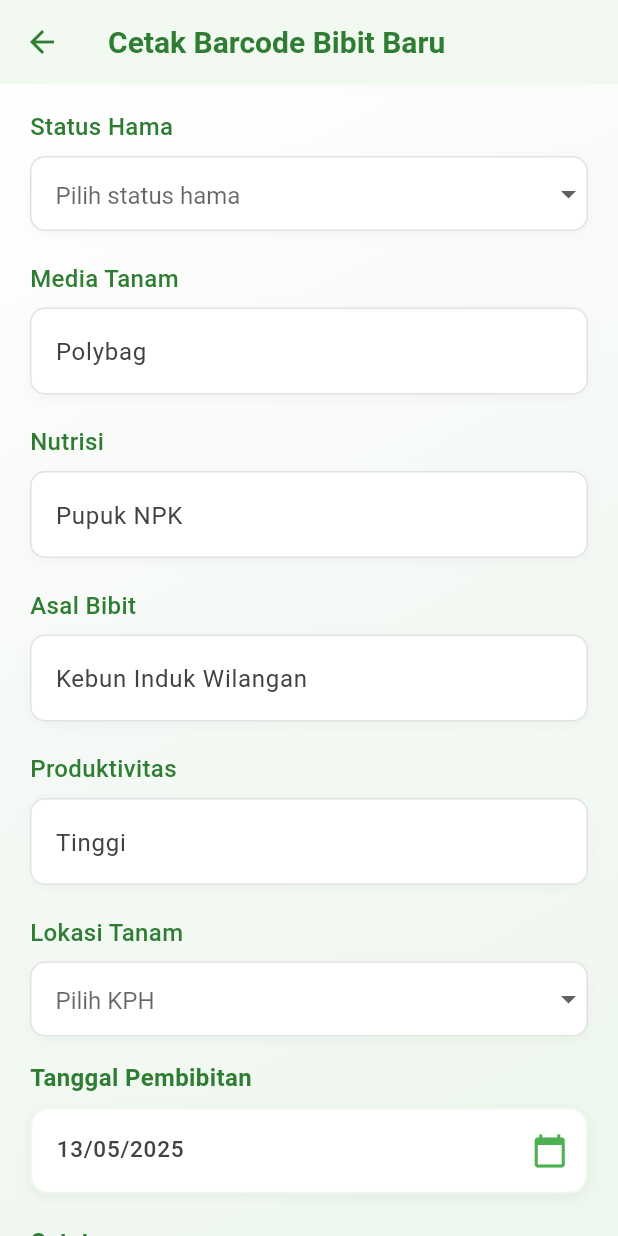
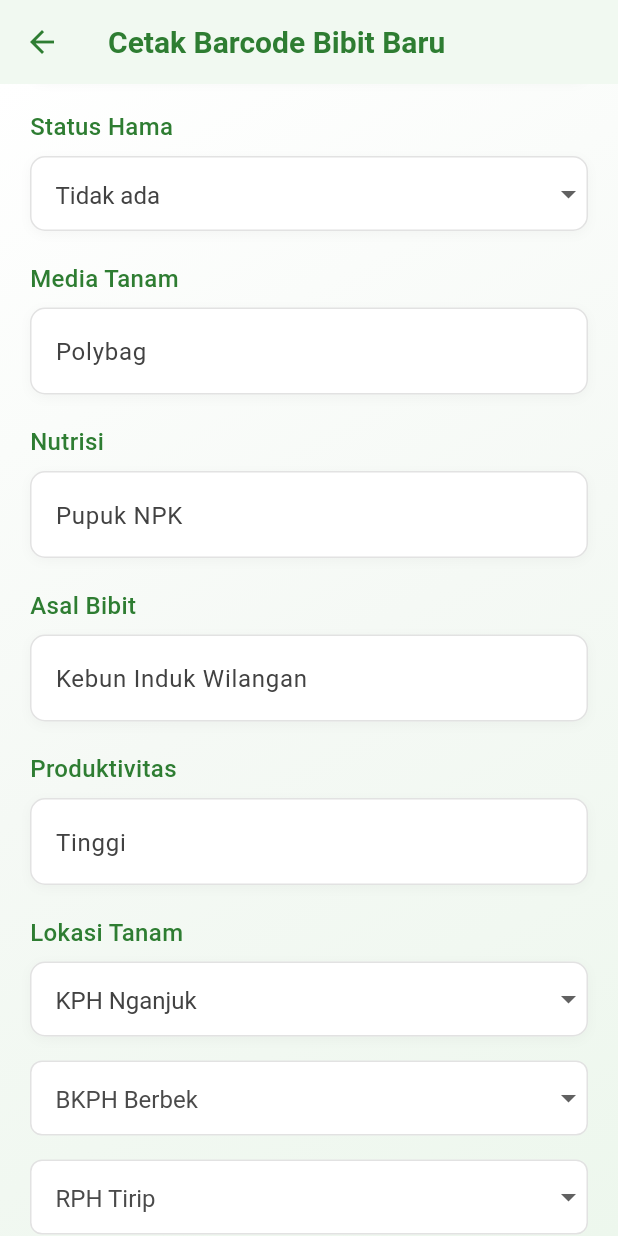
Before and after one commit to yuliagitaps77/flutter_green_track, a Flutter app: the CetakBarcodeBibitPage screen opened by its route, scrolled down 1152 dp, on a phone screen of 412 x 824 dp. Run offline on Flutter 3.47's test engine with Material 3 defaults, Android fonts, the phone set to English and light mode, and no system bars; our stand-ins replace cloud_firestore, firebase_auth, firebase_core, fl_chart, get, image_picker and 5 more; missing offline and left inert: barcode_scan2, image_gallery_saver_plus, torch_light; accounts and stored records are empty; Roboto replaces fonts that are missing (Poppins).

Commit message:
feat: working fine

```diff
--- a/lib/controllers/dashboard_pneyemaian/barcode_controller.dart
+++ b/lib/controllers/dashboard_pneyemaian/barcode_controller.dart
@@ -65,25 +65,29 @@ class BarcodeController extends GetxController {
     usiaController.text = '30';
     tinggiController.text = '20';
     jenisBibitController.text = 'Kayu keras';
-    // kondisi.value = 'Siap Tanam';
-    // statusHama.value = 'Tidak ada';
+    kondisi.value = 'Baik';
+    statusHama.value = 'Tidak ada';
     mediaTanamController.text = 'Polybag';
     nutrisiController.text = 'Pupuk NPK';
     asalBibitController.text = 'Kebun Induk Wilangan';
     produktivitasController.text = 'Tinggi';
     catatanController.text = 'Auto-generated untuk testing cepat.';
 
-    // Lokasi tanam dummy
-    // selectedKPH.value = 'KPH Wilangan';
-    // loadBKPHOptions(selectedKPH.value);
-    // selectedBKPH.value = bkphOptions.isNotEmpty ? bkphOptions.first : '';
-    // loadRKPHOptions(selectedBKPH.value);
-    // selectedRKPH.value = rkphOptions.isNotEmpty ? rkphOptions.first : '';
+    // Lokasi tanam dengan data baru
+    selectedKPH.value = 'KPH Nganjuk';
+    loadBKPHOptions(selectedKPH.value);
+    if (bkphOptions.isNotEmpty) {
+      selectedBKPH.value = bkphOptions.first;
+      loadRKPHOptions(selectedBKPH.value);
+      if (rkphOptions.isNotEmpty) {
+        selectedRKPH.value = rkphOptions.first;
+      }
+    }
 
     // Tanggal pembibitan
     tanggalPembibitan.value = DateTime.now();
     tanggalPembibitanController.text =
-        DateFormat('dd/MM/yyyy').format(tanggalPembibitan.value);
+        DateFormat('dd-MM-yyyy').format(tanggalPembibitan.value);
 
     print('✅ Data form bibit berhasil diisi otomatis.');
   }
@@ -102,90 +106,109 @@ class BarcodeController extends GetxController {
   var bkphOptions = <String>[].obs;
   var rkphOptions = <String>[].obs;
 
-  // KPH List
-  final kphList =
-      ['KPH Wilangan', 'KPH Saradan', 'KPH Bojonegoro', 'KPH Parengan'].obs;
+  // KPH List with Bagian Hutan (BH)
+  final kphList = ['KPH Nganjuk'].obs;
 
-// Map of BKPH options based on KPH
+  // Map of Bagian Hutan areas
+  final Map<String, Map<String, double>> bagianHutanMap = {
+    'KPH Nganjuk': {
+      'BH Berbek': 8658.80,
+      'BH Tritik': 12635.42,
+    },
+  };
+
+  // Map of BKPH options and their areas
   final Map<String, List<String>> bkphMap = {
-    'KPH Wilangan': ['BKPH Wilangan Utara', 'BKPH Wilangan Selatan'],
-    'KPH Saradan': ['BKPH Saradan Timur', 'BKPH Saradan Barat'],
-    'KPH Bojonegoro': ['BKPH Bojonegoro A', 'BKPH Bojonegoro B'],
-    'KPH Parengan': ['BKPH Parengan 1', 'BKPH Parengan 2'],
+    'KPH Nganjuk': [
+      'BKPH Berbek',
+      'BKPH Bagor',
+      'BKPH Tritik',
+      'BKPH Tamanan',
+      'BKPH Wengkal'
+    ],
+  };
+
+  // Map of BKPH areas
+  final Map<String, double> luasBKPHMap = {
+    'BKPH Berbek': 4100.44,
+    'BKPH Bagor': 4558.36,
+    'BKPH Tritik': 5370.84,
+    'BKPH Tamanan': 3613.73,
+    'BKPH Wengkal': 3650.85,
   };
 
   // Map of RKPH options based on BKPH
   final Map<String, List<String>> rkphMap = {
-    'BKPH Wilangan Utara': [
-      'RKPH Wilangan A',
-      'RKPH Wilangan B',
-      'RKPH Wilangan C'
+    'BKPH Berbek': [
+      'RPH Tirip',
+      'RPH Maguan',
+      'RPH Klonggean',
+      'RPH Suwaru',
+      'RPH Jatirejo'
     ],
-    'BKPH Wilangan Selatan': ['RKPH Wilangan D', 'RKPH Wilangan E'],
-    'BKPH Saradan Timur': [
-      'RKPH Saradan A',
-      'RKPH Saradan B',
-      'RKPH Saradan C'
+    'BKPH Bagor': [
+      'RPH Awar Awar',
+      'RPH Malangbong',
+      'RPH Tunglur',
+      'RPH Gawok',
+      'RPH Sudimorogeneng'
     ],
-    'BKPH Saradan Barat': [
-      'RKPH Saradan D',
-      'RKPH Saradan E',
-      'RKPH Saradan F'
+    'BKPH Tritik': [
+      'RPH Tritik',
+      'RPH Turi',
+      'RPH Jeruk',
+      'RPH Bendosewu',
+      'RPH Kedungrejo'
     ],
-    'BKPH Bojonegoro A': [
-      'RKPH Bojonegoro A1',
-      'RKPH Bojonegoro A2',
-      'RKPH Bojonegoro A3'
-    ],
-    'BKPH Bojonegoro B': [
-      'RKPH Bojonegoro B1',
-      'RKPH Bojonegoro B2',
-      'RKPH Bojonegoro B3'
-    ],
-    'BKPH Parengan 1': [
-      'RKPH Parengan 1A',
-      'RKPH Parengan 1B',
-      'RKPH Parengan 1C'
-    ],
-    'BKPH Parengan 2': [
-      'RKPH Parengan 2A',
-      'RKPH Parengan 2B',
-      'RKPH Parengan 2C'
+    'BKPH Tamanan': ['RPH Tamanan', 'RPH Wedegan', 'RPH Brengkok', 'RPH Balo'],
+    'BKPH Wengkal': [
+      'RPH Wengkal',
+      'RPH Senggowar',
+      'RPH Ngluyu',
+      'RPH Cabean'
     ],
   };
 
-// Map of Luas Petak options based on RKPH
-  final Map<String, List<String>> luasPetakMap = {
-    'RKPH Wilangan A': ['10 x 10', '20 x 30', '30 x 30'],
-    'RKPH Wilangan B': ['20 x 30', '40 x 40', '50 x 50'],
-    'RKPH Wilangan C': ['15 x 15', '25 x 25', '35 x 35'],
-    'RKPH Wilangan D': ['20 x 20', '30 x 30', '40 x 40'],
-    'RKPH Wilangan E': ['25 x 25', '35 x 35', '45 x 45'],
-    'RKPH Saradan A': ['10 x 10', '20 x 20', '30 x 30'],
-    'RKPH Saradan B': ['15 x 15', '25 x 25', '35 x 35'],
-    'RKPH Saradan C': ['20 x 20', '30 x 30', '40 x 40'],
-    'RKPH Saradan D': ['15 x 15', '25 x 25', '35 x 35'],
-    'RKPH Saradan E': ['20 x 20', '30 x 30', '40 x 40'],
-    'RKPH Saradan F': ['25 x 25', '35 x 35', '45 x 45'],
-    'RKPH Bojonegoro A1': ['10 x 10', '20 x 20', '30 x 30'],
-    'RKPH Bojonegoro A2': ['15 x 15', '25 x 25', '35 x 35'],
-    'RKPH Bojonegoro A3': ['20 x 20', '30 x 30', '40 x 40'],
-    'RKPH Bojonegoro B1': ['10 x 10', '20 x 20', '30 x 30'],
-    'RKPH Bojonegoro B2': ['15 x 15', '25 x 25', '35 x 35'],
-    'RKPH Bojonegoro B3': ['20 x 20', '30 x 30', '40 x 40'],
-    'RKPH Parengan 1A': ['10 x 10', '20 x 20', '30 x 30'],
-    'RKPH Parengan 1B': ['15 x 15', '25 x 25', '35 x 35'],
-    'RKPH Parengan 1C': ['20 x 20', '30 x 30', '40 x 40'],
-    'RKPH Parengan 2A': ['10 x 10', '20 x 20', '30 x 30'],
-    'RKPH Parengan 2B': ['15 x 15', '25 x 25', '35 x 35'],
-    'RKPH Parengan 2C': ['20 x 20', '30 x 30', '40 x 40'],
+  // Map of RPH areas
+  final Map<String, double> luasAreaMap = {
+    'RPH Tirip': 716.10,
+    'RPH Maguan': 832.49,
+    'RPH Klonggean': 884.00,
+    'RPH Suwaru': 847.97,
+    'RPH Jatirejo': 819.88,
+    'RPH Awar Awar': 944.04,
+    'RPH Malangbong': 783.74,
+    'RPH Tunglur': 943.00,
+    'RPH Gawok': 886.23,
+    'RPH Sudimorogeneng': 1001.35,
+    'RPH Tritik': 1160.08,
+    'RPH Turi': 1065.23,
+    'RPH Jeruk': 892.33,
+    'RPH Bendosewu': 974.15,
+    'RPH Kedungrejo': 1279.05,
+    'RPH Tamanan': 1037.47,
+    'RPH Wedegan': 740.77,
+    'RPH Brengkok': 935.92,
+    'RPH Balo': 899.57,
+    'RPH Wengkal': 923.66,
+    'RPH Senggowar': 793.97,
+    'RPH Ngluyu': 962.64,
+    'RPH Cabean': 970.58,
   };
+
+  final navigationController = Get.find<NavigationController>();
+
   @override
   void onInit() {
     super.onInit();
+    // Initialize with empty values
+    selectedKPH.value = '';
+    selectedBKPH.value = '';
+    selectedRKPH.value = '';
     // Initialize tanggal pembibitan with current date
     tanggalPembibitanController.text =
-        DateFormat('dd/MM/yyyy').format(DateTime.now());
+        DateFormat('dd-MM-yyyy').format(DateTime.now());
+    selectedImages.clear();
     autoFillBibitForm(); // Auto-fill form for testing
   }
 
@@ -402,7 +425,8 @@ class BarcodeController extends GetxController {
           .currentUser
           .value; // Assuming you have an AuthController with userRole
       // Or however you get the current user role in your app
-      Get.offAll(() => MainNavigationContainer(userRole: userRole!.role));
+      // Get.offAll(() => MainNavigationContainer(userRole: userRole!.role));
+      Navigator.of(Get.context!).pop();
       navigationController.navigateToInventory();
 
       resetForm();
@@ -418,40 +442,12 @@ class BarcodeController extends GetxController {
     }
   }
 
-  var selectedLuasPetak = ''.obs; // Add this new observable
-  // Available options for dropdowns
-  var luasPetakOptions = <String>[].obs; // Add this new observable
-
-  final navigationController = Get.find<NavigationController>();
-// Before setting the options, remove duplicates
-  void loadLuasPetakOptions(String rkph) {
-    var options = luasPetakMap[rkph] ?? [];
-    // Remove duplicates by converting to Set and back to List
-    options = options.toSet().toList();
-    luasPetakOptions.assignAll(options);
-  }
-
-  // Update the RKPH selection method to reset the Luas Petak selection
-  void onRKPHSelected(String rkph) {
-    selectedRKPH.value = rkph;
-    selectedLuasPetak.value = '';
-    loadLuasPetakOptions(rkph);
-  }
-
-  // Add method for Luas Petak selection
-  void onLuasPetakSelected(String luasPetak) {
-    selectedLuasPetak.value = luasPetak;
-  }
-
   // Submit form data
   Future<void> submitBibit({bool isUpdate = false}) async {
     isLoading.value = true;
 
     // Validasi field wajib
     List<String> errors = [];
-    if (selectedLuasPetak.value.isEmpty) {
-      errors.add("Luas Petak");
-    }
     if (namaBibitController.text.isEmpty) errors.add("Nama Bibit");
     if (jenisBibitController.text.isEmpty) errors.add("Jenis Bibit");
     if (kondisi.value.isEmpty) errors.add("Kondisi");
@@ -513,7 +509,11 @@ class BarcodeController extends GetxController {
           'kph': selectedKPH.value,
           'bkph': selectedBKPH.value,
           'rkph': selectedRKPH.value,
-          'luas_petak': selectedLuasPetak.value,
+          'luas_area': {
+            'bkph_total': getSelectedBKPHArea(),
+            'rph': getSelectedRPHArea(),
+          },
+          'bagian_hutan': getSelectedBagianHutanArea(),
         },
         'updated_at': DateTime.now(),
         if (!isUpdate) 'created_at': DateTime.now(),
@@ -555,8 +555,12 @@ class BarcodeController extends GetxController {
 
   // Reset form values
   void resetForm() {
-    selectedLuasPetak.value = '';
-    luasPetakOptions.clear();
+    selectedKPH.value = '';
+    selectedBKPH.value = '';
+    selectedRKPH.value = '';
+    bkphOptions.clear();
+    rkphOptions.clear();
+    selectedImages.clear();
     generateIdBibit(); // Generate new ID
     namaBibitController.clear();
     varietasController.clear();
@@ -570,14 +574,38 @@ class BarcodeController extends GetxController {
     asalBibitController.clear();
     produktivitasController.clear();
     catatanController.clear();
-    selectedKPH.value = '';
+    tanggalPembibitanController.text =
+        DateFormat('dd-MM-yyyy').format(DateTime.now());
+  }
+
+  // Update BKPH options when KPH is selected
+  void updateBKPHOptions(String kph) {
+    bkphOptions.value = bkphMap[kph] ?? [];
     selectedBKPH.value = '';
     selectedRKPH.value = '';
-    bkphOptions.clear();
-    rkphOptions.clear();
-    tanggalPembibitan.value = DateTime.now();
-    tanggalPembibitanController.text =
-        DateFormat('dd/MM/yyyy').format(DateTime.now());
-    selectedImages.clear();
+  }
+
+  // Update RKPH options when BKPH is selected
+  void updateRKPHOptions(String bkph) {
+    rkphOptions.value = rkphMap[bkph] ?? [];
+    selectedRKPH.value = '';
+  }
+
+  // Get area for selected RPH
+  double getSelectedRPHArea() {
+    return luasAreaMap[selectedRKPH.value] ?? 0.0;
+  }
+
+  // Get area for selected BKPH
+  double getSelectedBKPHArea() {
+    return luasBKPHMap[selectedBKPH.value] ?? 0.0;
+  }
+
+  // Get area for selected Bagian Hutan
+  double getSelectedBagianHutanArea() {
+    if (selectedKPH.value.isEmpty) return 0.0;
+    final bhMap = bagianHutanMap[selectedKPH.value];
+    if (bhMap == null) return 0.0;
+    return bhMap.values.reduce((a, b) => a + b);
   }
 }
--- a/lib/fitur/dashboard_penyemaian/page_cetak_bibit.dart
+++ b/lib/fitur/dashboard_penyemaian/page_cetak_bibit.dart
@@ -39,8 +39,21 @@ class _CetakBarcodeBibitPageState extends State<CetakBarcodeBibitPage> {
       controller.usiaController.text = b.usia.toString();
       controller.tinggiController.text = b.tinggi.toString();
       controller.jenisBibitController.text = b.jenisBibit;
-      controller.kondisi.value = b.kondisi;
-      controller.statusHama.value = b.statusHama;
+
+      // Ensure dropdown values match available options
+      if (b.kondisi == 'Siap Tanam') {
+        controller.kondisi.value = 'Baik';
+      } else {
+        controller.kondisi.value = b.kondisi;
+      }
+
+      // Convert status hama to match dropdown options
+      if (b.statusHama == 'Tidak Ada') {
+        controller.statusHama.value = 'Tidak ada';
+      } else {
+        controller.statusHama.value = b.statusHama;
+      }
+
       controller.mediaTanamController.text = b.mediaTanam;
       controller.nutrisiController.text = b.nutrisi;
       controller.asalBibitController.text = b.asalBibit;
@@ -53,8 +66,7 @@ class _CetakBarcodeBibitPageState extends State<CetakBarcodeBibitPage> {
       controller.selectedRKPH.value = b.rkph;
       controller.tanggalPembibitan.value = b.tanggalPembibitan;
       controller.tanggalPembibitanController.text =
-          DateFormat('dd/MM/yyyy').format(b.tanggalPembibitan);
-      // Gambar tidak di-preload karena tidak disimpan sebagai file lokal
+          DateFormat('dd-MM-yyyy').format(b.tanggalPembibitan);
     }
   }
 
@@ -550,7 +562,13 @@ class _CetakBarcodeBibitPageState extends State<CetakBarcodeBibitPage> {
                           color: Color(0xFF424242),
                         ),
                         dropdownColor: Colors.white,
-                        items: ['Baik', 'Sedang', 'Buruk'].map((String value) {
+                        items: [
+                          'Siap Tanam',
+                          'Baik',
+                          'Sedang',
+                          'Buruk',
+                          'Belum Siap Tanam'
+                        ].map((String value) {
                           return DropdownMenuItem<String>(
                             value: value,
                             child: Text(value),
@@ -609,7 +627,7 @@ class _CetakBarcodeBibitPageState extends State<CetakBarcodeBibitPage> {
                           color: Color(0xFF424242),
                         ),
                         dropdownColor: Colors.white,
-                        items: ['Tidak Ada', 'Ringan', 'Sedang', 'Berat']
+                        items: ['Tidak ada', 'Ringan', 'Sedang', 'Berat']
                             .map((String value) {
                           return DropdownMenuItem<String>(
                             value: value,
@@ -942,64 +960,77 @@ class _CetakBarcodeBibitPageState extends State<CetakBarcodeBibitPage> {
                               onChanged: (value) {
                                 if (value != null) {
                                   controller.selectedRKPH.value = value;
-                                  controller.selectedLuasPetak.value =
-                                      ''; // Reset the value
-                                  controller.loadLuasPetakOptions(value);
                                 }
                               },
                             ),
                           ),
                         ],
                       ),
-// Add this after the RKPH dropdown in the UI
-// Luas Petak (depends on RKPH)
+
+                    // Area Information Display
                     if (controller.selectedRKPH.value.isNotEmpty)
                       Column(
                         crossAxisAlignment: CrossAxisAlignment.start,
                         children: [
-                          const SizedBox(height: 16),
+                          const SizedBox(height: 20),
+                          const Text(
+                            'Informasi Luas Area',
+                            style: TextStyle(
+                              fontSize: 16,
+                              fontWeight: FontWeight.w500,
+                              color: Color(0xFF2E7D32),
+                            ),
+                          ),
+                          const SizedBox(height: 8),
                           Container(
-                              decoration: BoxDecoration(
-                                color: Colors.white,
-                                borderRadius: BorderRadius.circular(8),
-                                border: Border.all(
-                                  color: Colors.grey.withOpacity(0.3),
+                            width: double.infinity,
+                            decoration: BoxDecoration(
+                              color: Colors.white,
+                              borderRadius: BorderRadius.circular(10),
+                              border: Border.all(
+                                color: Colors.grey.withOpacity(0.3),
+                              ),
+                              boxShadow: [
+                                BoxShadow(
+                                  color: Colors.black.withOpacity(0.03),
+                                  blurRadius: 6,
+                                  offset: const Offset(0, 2),
                                 ),
-                              ),
-                              child: DropdownButtonFormField<String>(
-                                value: controller
-                                            .selectedLuasPetak.value.isEmpty ||
-                                        !controller.luasPetakOptions.contains(
-                                            controller.selectedLuasPetak.value)
-                                    ? null // Use null if the value is empty or not in the list
-                                    : controller.selectedLuasPetak.value,
-                                isExpanded: true,
-                                decoration: const InputDecoration(
-                                  contentPadding: EdgeInsets.symmetric(
-                                      horizontal: 16, vertical: 8),
-                                  border: InputBorder.none,
-                                  hintText: 'Pilih Luas Petak',
-                                  hintStyle: TextStyle(color: Colors.grey),
+                              ],
+                            ),
+                            padding: const EdgeInsets.all(16),
+                            child: Column(
+                              crossAxisAlignment: CrossAxisAlignment.start,
+                              children: [
+                                Text(
+                                  'Bagian Hutan: ${controller.getSelectedBagianHutanArea().toStringAsFixed(2)} Ha',
+                                  style: const TextStyle(
+                                    fontSize: 14,
+                                    color: Color(0xFF424242),
+                                  ),
                                 ),
-                                style: const TextStyle(
-                                  fontSize: 16,
-                                  color: Color(0xFF4A4A4A),
+                                const SizedBox(height: 8),
+                                Text(
+                                  'BKPH: ${controller.getSelectedBKPHArea().toStringAsFixed(2)} Ha',
+                                  style: const TextStyle(
+                                    fontSize: 14,
+                                    color: Color(0xFF424242),
+                                  ),
                                 ),
-                                items: controller.luasPetakOptions
-                                    .map((String value) {
-                                  return DropdownMenuItem<String>(
-                                    value: value,
-                                    child: Text(value),
-                                  );
-                                }).toList(),
-                                onChanged: (value) {
-                                  if (value != null) {
-                                    controller.selectedLuasPetak.value = value;
-                                  }
-                                },
-                              )),
+                                const SizedBox(height: 8),
+                                Text(
+                                  'RPH: ${controller.getSelectedRPHArea().toStringAsFixed(2)} Ha',
+                                  style: const TextStyle(
+                                    fontSize: 14,
+                                    color: Color(0xFF424242),
+                                  ),
+                                ),
+                              ],
+                            ),
+                          ),
                         ],
                       ),
+
                     const SizedBox(height: 16),
 
                     // Tanggal Pembibitan
```
Also changed, not shown: lib/fitur/navigation/penyemaian/controller/controller_page_nav_bibit.dart (+7 -2 lines), lib/fitur/navigation/penyemaian/page/page_bibit/page_detail_bibit.dart (+22 -5 lines), lib/fitur/navigation/penyemaian/page/page_bibit/page_nav_bibit.dart (+11 -2 lines), lib/fitur/scan_penyemaian/detail_halaman_scan.dart (+36 -12 lines). Lines whose indentation alone changed are shown as unchanged.
